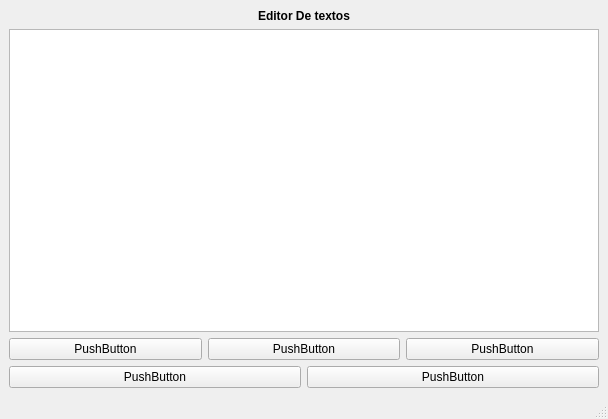
Before: the Qt Designer form SegonaEvaluacio/Unitat5/editor_textos.ui in raulsales9/2DAM_CourseSalesRaul, drawn with Qt 5.
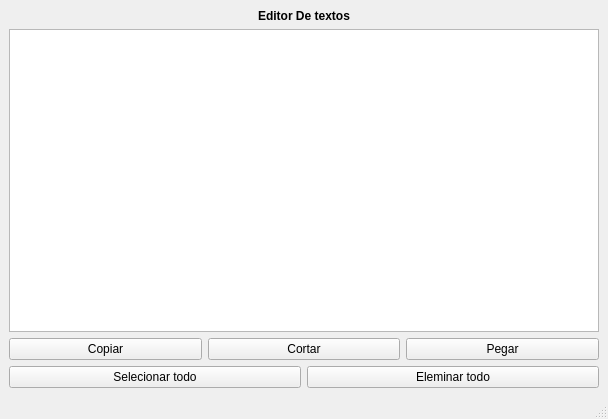
After: the same form once the commit is applied.

Commit message: generate:ui:py:qrc

Diff of the .ui file:
```diff
--- a/SegonaEvaluacio/Unitat5/editor_textos.ui
+++ b/SegonaEvaluacio/Unitat5/editor_textos.ui
@@ -41,21 +41,21 @@
         <item>
          <widget class="QPushButton" name="pushButton_4">
           <property name="text">
-           <string>PushButton</string>
+           <string>Copiar</string>
           </property>
          </widget>
         </item>
         <item>
          <widget class="QPushButton" name="pushButton_3">
           <property name="text">
-           <string>PushButton</string>
+           <string>Cortar</string>
           </property>
          </widget>
         </item>
         <item>
          <widget class="QPushButton" name="pushButton_5">
           <property name="text">
-           <string>PushButton</string>
+           <string>Pegar</string>
           </property>
          </widget>
         </item>
@@ -66,14 +66,14 @@
         <item>
          <widget class="QPushButton" name="pushButton_2">
           <property name="text">
-           <string>PushButton</string>
+           <string>Selecionar todo</string>
           </property>
          </widget>
         </item>
         <item>
          <widget class="QPushButton" name="pushButton">
           <property name="text">
-           <string>PushButton</string>
+           <string>Eleminar todo</string>
           </property>
          </widget>
         </item>
```
Left out of the diff: 83 changed lines with no effect on the pictures. The commit also changes 6 other files.
